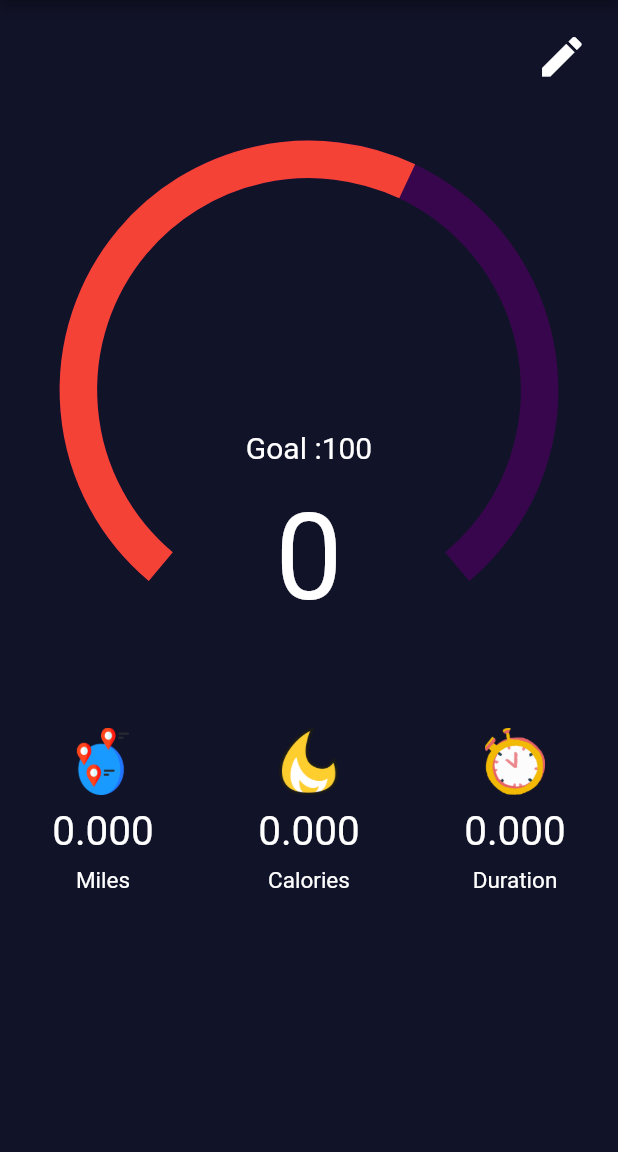
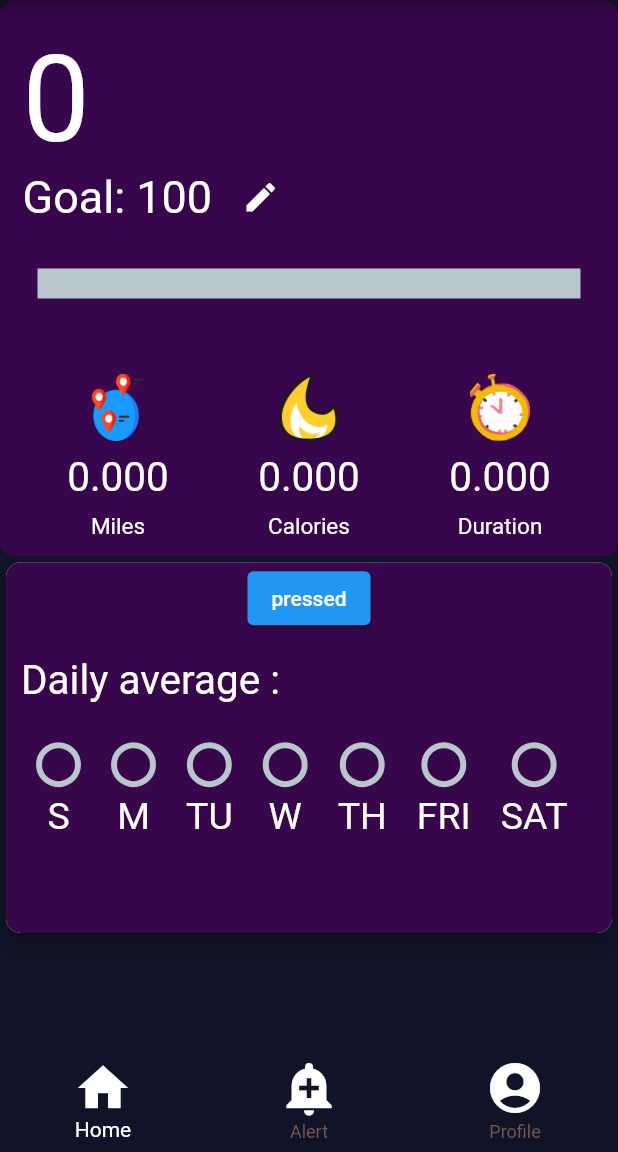
Before and after one commit to Ebadullah2001/stepcounter, a Flutter app: the screen it shows after launch, on a phone screen of 412 x 824 dp, the part 84-1236 px from its top. Run offline on Flutter 3.47's test engine with Material 2 defaults, Android fonts, the phone set to English and light mode, and no system bars; drawn by our look-alikes of percent_indicator, syncfusion_flutter_gauges; our stand-ins replace google_fonts, sensors_plus, shared_preferences; missing offline and left inert: dart:ffi.

Commit message:
stepcounter2

```diff
--- a/lib/dahboard.dart
+++ b/lib/dahboard.dart
@@ -1,8 +1,11 @@
 import 'dart:math';
 import 'package:flutter/material.dart';
+import 'package:intl/intl.dart';
 import 'package:kadamcounter/widget/DashBoardCard.dart';
+import 'package:kadamcounter/widget/average.dart';
 import 'package:sensors_plus/sensors_plus.dart';
 import 'package:shared_preferences/shared_preferences.dart';
+
 
 class dashboard extends StatefulWidget {
   @override
@@ -18,18 +21,20 @@ class _dashboardState extends State<dashboard> {
   double calories = 0.0;
   double addValue = 0.025;
   int steps = 0;
-  var currDt = DateTime.now();
+  DateTime currDt = DateTime.now();
+  String dateFormat = "";
   int day = 0;
   double previousDistacne = 0.0;
   double distance = 0.0;
   var goal = 100;
+  int ci = 0;
 
   void setSteps() async {
+    dateFormat = DateFormat('EEEE').format(currDt);
     int d = currDt.day;
     final prefs = await SharedPreferences.getInstance();
     await prefs.setInt('steps', steps);
     await prefs.setInt('day', d);
-    print(steps);
   }
 
   Future<int?> gettingSteps() async {
@@ -76,14 +81,14 @@ class _dashboardState extends State<dashboard> {
   @override
   Widget build(BuildContext context) {
     return Scaffold(
-      resizeToAvoidBottomInset: false,
+      // resizeToAvoidBottomInset: false,
       appBar: AppBar(
         title: const Text(
           'Kadam Counter',
           style: TextStyle(
               color: Colors.white, fontSize: 25, fontWeight: FontWeight.bold),
         ),
-        backgroundColor: Color(0xff111328),
+        backgroundColor: const Color(0xff111328),
       ),
       body: StreamBuilder<AccelerometerEvent>(
         stream: SensorsPlatform.instance.accelerometerEvents,
@@ -94,21 +99,71 @@ class _dashboardState extends State<dashboard> {
             z = snapShort.data!.z;
             distance = getValue(x, y, z);
             if (distance > 11) {
-              steps++;
-              setSteps();
+              if (goal > steps) {
+                steps++;
+                setSteps();
+              }
             }
             calories = calculateCalories(steps);
             duration = calculateDuration(steps);
             miles = calculateMiles(steps);
           }
-          return Container(
-            color: Color(0xff111328),
-            height: MediaQuery.of(context).size.height,
-            width: MediaQuery.of(context).size.width,
-            alignment: Alignment.center,
-            child: dashboardCard(steps, miles, calories, duration, goal),
-          );
+          return Stack(children: [
+            Container(
+              color: const Color(0xff111328),
+              height: MediaQuery.of(context).size.height,
+              width: MediaQuery.of(context).size.width,
+              alignment: Alignment.center,
+            ),
+            Container(
+              child: Column(
+                children: [
+                  dashboardCard(steps, miles, calories, duration, goal),
+                  dailyAverage(steps: steps, goal: goal, dateFormat: dateFormat)
+                ],
+              ),
+            )
+          ]);
         },
+      ),
+
+      bottomNavigationBar: BottomNavigationBar(
+        backgroundColor: const Color(0xff111328),
+        selectedItemColor: Colors.white,
+        unselectedItemColor:Colors.brown,
+        currentIndex: ci,
+        onTap: (index) {
+          setState(() {
+            ci = index;
+          });
+        },
+        items: const [
+          BottomNavigationBarItem(
+            backgroundColor: Colors.white,
+            label: "Home",
+            icon: Icon(
+              Icons.home,
+              color: Colors.white,
+              size: 40,
+            ),
+          ),
+          BottomNavigationBarItem(
+            label: "Alert",
+            icon: Icon(
+              Icons.add_alert,
+              color: Colors.white,
+              size: 40,
+            ),
+          ),
+          BottomNavigationBarItem(
+            label: "Profile",
+            icon: Icon(
+              Icons.account_circle,
+              color: Colors.white,
+              size: 40,
+            ),
+          ),
+        ],
       ),
     );
   }
--- a/lib/widget/DashBoardCard.dart
+++ b/lib/widget/DashBoardCard.dart
@@ -1,9 +1,9 @@
 import 'package:flutter/material.dart';
 import 'package:kadamcounter/goal.dart';
 import 'package:kadamcounter/widget/imageContainer.dart';
-import 'package:google_fonts/google_fonts.dart';
-import 'package:syncfusion_flutter_gauges/gauges.dart';
-import 'package:shared_preferences/shared_preferences.dart';
+
+import 'package:percent_indicator/linear_percent_indicator.dart';
+
 class dashboardCard extends StatefulWidget {
   int steps;
   int goal;
@@ -17,109 +17,84 @@ class dashboardCard extends StatefulWidget {
   State<dashboardCard> createState() => _dashboardCardState();
 }
 
-
-
 class _dashboardCardState extends State<dashboardCard> {
+  double getvalue() {
+    double v = widget.steps / widget.goal;
+    return v;
+  }
 
   @override
   Widget build(BuildContext context) {
-    return Column(
+    return Container(
+      height:  MediaQuery.of(context).size.height*0.45,
+      decoration: BoxDecoration(
+        color: Color(0XFFF38064C),
+        borderRadius: BorderRadius.circular(10),
+      ),
+      padding: EdgeInsets.all(15),
+      child: Column(
         children: [
           const SizedBox(
-          height: 20,
+            height: 5,
+          ),
+          Container(
+              alignment: Alignment.bottomLeft,
+              child: Text(widget.steps.toString(),
+                  style: TextStyle(color: Colors.white, fontSize: 80))),
+          Row(
+            children: [
+              Text(
+                "Goal: ${widget.goal.toString()}",
+                style: TextStyle(color: Colors.white, fontSize: 30),
+              ),
+              SizedBox(
+                width: 20,
               ),
               Container(
                 padding: EdgeInsets.only(right: 20),
                 child: GestureDetector(
                     onTap: () {
-
                       Navigator.push(
                         context,
                         MaterialPageRoute(builder: (context) => Goal()),
-
                       );
-
                     },
                     child: Icon(
                       Icons.edit,
                       color: Colors.white,
-                size: 35,
+                      size: 25,
                     )),
                 alignment: Alignment.bottomRight,
               ),
-        const SizedBox(
+            ],
+          ),
+          SizedBox(
             height: 30,
           ),
-        SfRadialGauge(axes: <RadialAxis>[
-          RadialAxis(
-            // axisLineStyle: AxisLineStyle(color: Colors.white,),
-              // minimum: double.parse(steps.toString()),
-              // maximum: double.parse(goal.toString()),
-          //
-          // // [NeedlePointer(value:90, )]
-          //
-              pointers:  <GaugePointer> [
-                RangePointer(
-                  value:  59,
-                  color: Colors.red,
-                  width: 25,
-                  enableAnimation: true,
+          Container(
+            child: LinearPercentIndicator(
+              percent: getvalue(),
+              progressColor: Colors.red,
+              lineHeight: 20,
+              animation: true,
             ),
-              ],
-
-              ranges: <GaugeRange>[
-                GaugeRange(
-                    startValue:0,
-                    endValue: double.parse(widget.goal.toString()),
-                    color: const Color(0XFFF38064C),
-                    startWidth: 25,
-                    endWidth: 25)
-              ],
-              showLabels: false,
-              showTicks: false,
-
-              annotations: <GaugeAnnotation>[
-                GaugeAnnotation(
-                    widget: Container(
-                        child: Column(
-                      children: [
-                        const SizedBox(
-                          height: 20,
           ),
-                        Text("Goal :${widget.goal.toString()}",
-                            style: GoogleFonts.aBeeZee(
-                              color: Colors.white,
-                              fontSize: 20,
-                            )),
-                        const SizedBox(
-                          height: 15,
-                        ),
-                        Text(widget.steps.toString(),
-                            style: GoogleFonts.aBeeZee(
-                              color: Colors.white,
-                              fontSize: 80,
-                            )),
-                      ],
-                    )),
-                    angle: 90,
-                    positionFactor: 0.5)
-              ])
-        ]),
           const SizedBox(
             height: 50,
           ),
           Row(
             mainAxisAlignment: MainAxisAlignment.spaceAround,
             children: [
-            imageContainer(
-                "assets/locations.png", widget.miles.toStringAsFixed(3), "Miles"),
-            imageContainer(
-                "assets/fire.png", widget.calories.toStringAsFixed(3), "Calories"),
-            imageContainer(
-                "assets/time.png", widget.duration.toStringAsFixed(3), "Duration"),
+              imageContainer("assets/locations.png",
+                  widget.miles.toStringAsFixed(3), "Miles"),
+              imageContainer("assets/fire.png",
+                  widget.calories.toStringAsFixed(3), "Calories"),
+              imageContainer("assets/time.png",
+                  widget.duration.toStringAsFixed(3), "Duration"),
             ],
           ),
         ],
+      ),
     );
   }
 }
--- /dev/null
+++ b/lib/widget/average.dart
@@ -0,0 +1,203 @@
+import 'dart:ffi';
+
+import 'package:flutter/material.dart';
+import 'package:intl/intl.dart';
+import 'package:kadamcounter/widget/dayCount.dart';
+import 'package:kadamcounter/widget/textWidget.dart';
+import 'package:shared_preferences/shared_preferences.dart';
+
+class dailyAverage extends StatefulWidget {
+  dailyAverage(
+      {required this.steps, required this.goal, required this.dateFormat});
+
+  int steps;
+  int goal;
+  String dateFormat;
+
+  @override
+  State<dailyAverage> createState() => _dailyAverageState();
+}
+
+class _dailyAverageState extends State<dailyAverage> {
+  var day = "";
+  double Monday = 0;
+  double Tuesday = 0;
+  double Wednesday = 0;
+  double Thursday = 0;
+  double Friday = 0;
+  double Satday = 0;
+  double Sunday = 0;
+
+  void setstepsforday(double v) async {
+    final prefs = await SharedPreferences.getInstance();
+    // dateFormat = DateFormat('EEEE').format(currDt);
+    if (widget.dateFormat == "Monday") {
+      await prefs.setDouble('Monday', v);
+    } else if (widget.dateFormat == "Tuesday") {
+      await prefs.setDouble('Tuesday', v);
+    } else if (widget.dateFormat == "Wednesday") {
+      await prefs.setDouble('Wednesday', v);
+    } else if (widget.dateFormat == "Thursday") {
+      await prefs.setDouble('Thursday', v);
+    } else if (widget.dateFormat == "Friday") {
+      await prefs.setDouble('Friday', v);
+    } else if (widget.dateFormat == "Saturday") {
+      await prefs.setDouble('Saturday', v);
+    } else if (widget.dateFormat == "Sunday") {
+      await prefs.setDouble('Sunday', v);
+    }
+  }
+
+  double getvalue() {
+    double v = widget.steps / widget.goal;
+    setstepsforday(v);
+    return v;
+  }
+
+  Future<List?> gettingdays() async {
+    print("inmnnnnnnnnnnnnn");
+    final prefs = await SharedPreferences.getInstance();
+    final days = List.filled(7, null, growable: false);
+
+    days[0] = prefs.getDouble('Monday') as Null;
+    days[1] = prefs.getDouble('Tuesday') as Null;
+    days[2] = prefs.getDouble('Wednesday') as Null;
+    days[3] = prefs.getDouble('Thursday') as Null;
+    days[4] = prefs.getDouble('Friday') as Null;
+    days[5] = prefs.getDouble('Saturday') as Null;
+    days[6] = prefs.getDouble('Sunday') as Null;
+
+    // if (abc == "Monday") {
+    // double? m = prefs.getDouble('Monday');
+    // print(m);
+    // return m;
+    //
+    //
+    // } else if (abc == "Tuesday") {
+    //   double? m = prefs.getDouble('Tuesday');
+    //   print(m);
+    //   return m;
+    // } else if (abc == "Wednesday") {
+    //   double? m = prefs.getDouble('Wednesday');
+    //   print(m);
+    //   return m;
+    // } else if (abc == "Thursday") {
+    //   double? m = prefs.getDouble('Thursday');
+    //   print(m);
+    //   return m;
+    // } else if (abc == "Friday") {
+    //   double? m = prefs.getDouble('Friday');
+    //   print(m);
+    //   return m;
+    // } else if (abc == "Saturday") {
+    //   double? m = prefs.getDouble('Saturday');
+    //   print(m);
+    //   return m;
+    // } else if (abc == "Sunday") {
+    //   double? m = prefs.getDouble('Sunday');
+    //   print(m);
+    //   return m;
+    // }
+    print("every thing getssssssssss..");
+    return days;
+  }
+
+  void getdays() async {
+    print("in gettings............");
+    List a = (await gettingdays())!;
+    print("return daysssssssssssssss");
+    Monday = a[0];
+    Tuesday = a[1];
+    Wednesday = a[2];
+    Thursday = a[3];
+    Friday = a[4];
+    Satday = a[5];
+    Sunday = a[6];
+
+    print("getdays....");
+  }
+
+  @override
+  void initState() {
+    // TODO: implement initState
+    super.initState();
+    getdays();
+    print("init..");
+  }
+
+  @override
+  Widget build(BuildContext context) {
+    return Card(
+      elevation: 5,
+      shape: RoundedRectangleBorder(
+        borderRadius: BorderRadius.circular(10),
+      ),
+      child: Container(
+        height: MediaQuery.of(context).size.height * 0.30,
+        width: MediaQuery.of(context).size.width,
+        decoration: BoxDecoration(
+          color: Color(0XFFF38064B),
+          borderRadius: BorderRadius.circular(10),
+        ),
+        child: Column(
+          mainAxisAlignment: MainAxisAlignment.start,
+          crossAxisAlignment: CrossAxisAlignment.center,
+          children: [
+            ElevatedButton(onPressed: (){
+              print(Friday);
+              print(Thursday);
+            }, child: Text("pressed")),
+            Padding(
+              padding: const EdgeInsets.only(top: 15.0, left: 10),
+              child: Align(
+                  alignment: Alignment.centerLeft,
+                  child: text("Daily average :")),
+            ),
+            const SizedBox(
+              height: 15,
+            ),
+            Align(
+              alignment: Alignment.center,
+              child: Row(
+                children: [
+                  const SizedBox(
+                    width: 10,
+                  ),
+                  circularDay(
+                      "S",
+                      widget.dateFormat == "Sunday" ? getvalue() : Sunday,
+                      Colors.red),
+                  circularDay(
+                      "M",
+                      widget.dateFormat == "Monday" ? getvalue() : Monday,
+                      Colors.cyan),
+                  circularDay(
+                      "TU",
+                      widget.dateFormat == "Tuesday" ? getvalue() : Tuesday,
+                      Colors.teal),
+                  circularDay(
+                      "W",
+                      widget.dateFormat == "Wednesday" ? getvalue() : Wednesday,
+                      Colors.amber),
+                  circularDay(
+                      "TH",
+                      widget.dateFormat != "Thursday" ? Thursday : getvalue(),
+                      Colors.green),
+                  circularDay(
+                      "FRI",
+                      widget.dateFormat == "Friday" ? getvalue() : Friday,
+                      Colors.indigo),
+                  circularDay(
+                      "SAT",
+                      widget.dateFormat == "Saturday" ? getvalue() : Satday,
+                      Colors.purple),
+                ],
+
+              ),
+            ),
+          ],
+        ),
+      ),
+    );
+  }
+}
--- /dev/null
+++ b/lib/widget/dayCount.dart
@@ -0,0 +1,37 @@
+import 'package:flutter/material.dart';
+
+
+import 'package:percent_indicator/percent_indicator.dart';
+
+class circularDay extends StatelessWidget {
+  String day;
+  double percentage;
+  Color colors;
+  circularDay(this.day, this.percentage, this.colors, {Key? key})
+      : super(key: key);
+  @override
+  Widget build(BuildContext context) {
+    return Padding(
+      padding: const EdgeInsets.all(10.0),
+      child: Container(
+        height: MediaQuery.of(context).size.height * 0.1,
+        child: Column(
+          children: [
+            CircularPercentIndicator(
+              radius: 30.0,
+              lineWidth: 4.0,
+              animation: true,
+              percent: percentage,
+              circularStrokeCap: CircularStrokeCap.round,
+              progressColor: colors,
+            ),
+            SizedBox(
+              height: 5,
+            ),
+            Text( day,style: TextStyle(fontSize: 25,color: Colors.white),)
+          ],
+        ),
+      ),
+    );
+  }
+}
--- a/pubspec.yaml
+++ b/pubspec.yaml
@@ -40,6 +40,8 @@ dependencies:
   percent_indicator: ^3.4.0
   google_fonts: ^2.3.1
   syncfusion_flutter_gauges: ^20.1.48
+  footer: ^0.0.4
+  intl:
 
 
 dev_dependencies:
```
Also changed, not shown: pubspec.lock. Lines whose indentation alone changed are shown as unchanged.
